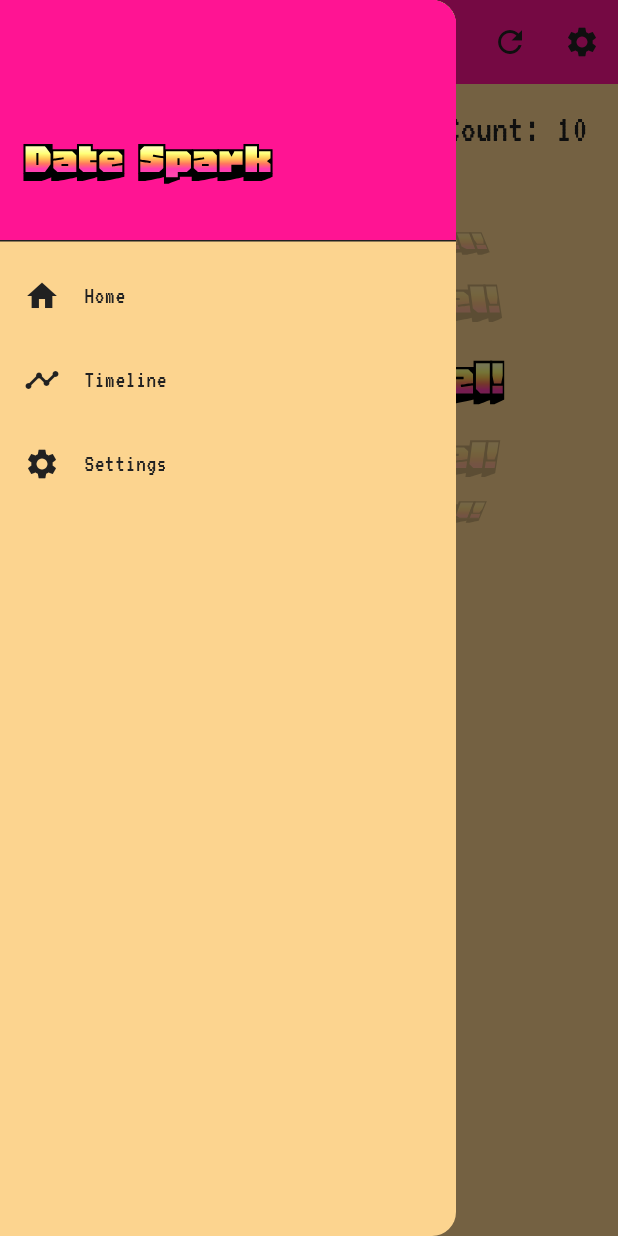
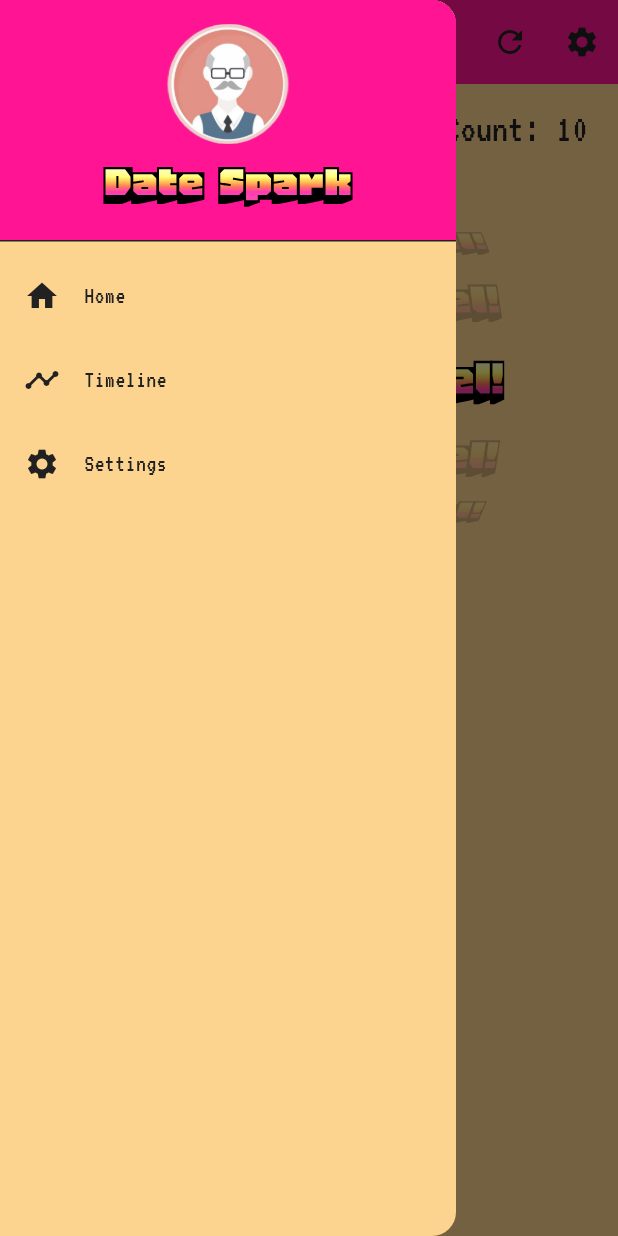
Before and after one commit to Goon-Bug/date-ideas-app-stripped, a Flutter app: the screen it shows after launch, with the side drawer open, on a phone screen of 412 x 824 dp. Run offline on Flutter 3.47's test engine with Material 3 defaults, Android fonts, the phone set to English and light mode, and no system bars; our stand-ins replace bloc, dropdown_button2, equatable, flutter_bloc, flutter_markdown, flutter_secure_storage and 5 more; missing offline and left inert: dart_jsonwebtoken; accounts and stored records are empty.

Commit message:
Update DateIdeasWheelPage layout to include profile icon above title in drawer

```diff
--- a/frontend/flutter/my_app/lib/main/view/dates_wheel_page.dart
+++ b/frontend/flutter/my_app/lib/main/view/dates_wheel_page.dart
@@ -133,11 +133,11 @@ class DateIdeasWheelPage extends StatelessWidget {
                           decoration: BoxDecoration(
                             color: Theme.of(context).colorScheme.primary,
                           ),
-                          child: Align(
-                            alignment: Alignment.bottomLeft,
-                            child: Padding(
-                              padding: const EdgeInsets.only(bottom: 20),
-                              child: Text(
+                          child: Column(
+                            children: [
+                              SizedBox(
+                                  child: Image.asset(profileIcon, height: 80)),
+                              Text(
                                 'Date Spark',
                                 style: TextStyle(
                                   color: Theme.of(context)
@@ -147,7 +147,7 @@ class DateIdeasWheelPage extends StatelessWidget {
                                   fontFamily: 'RetroTitle',
                                 ),
                               ),
-                            ),
+                            ],
                           ),
                         ),
                         ListTile(
```
